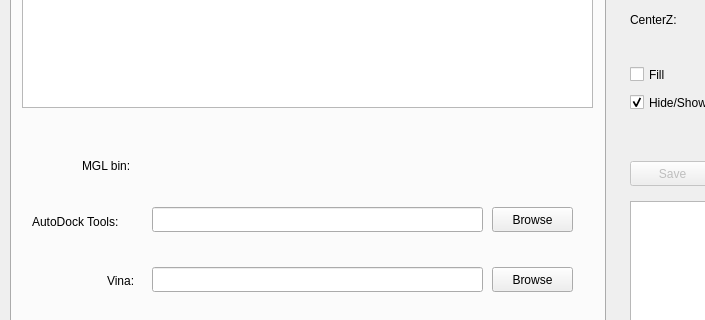
Old version of the form demowidget.ui in the repository gjonwick/MAGI-Dock; both pictures show x 0 to 705 and y 259 to 579 of the 980 by 800 pixel window.
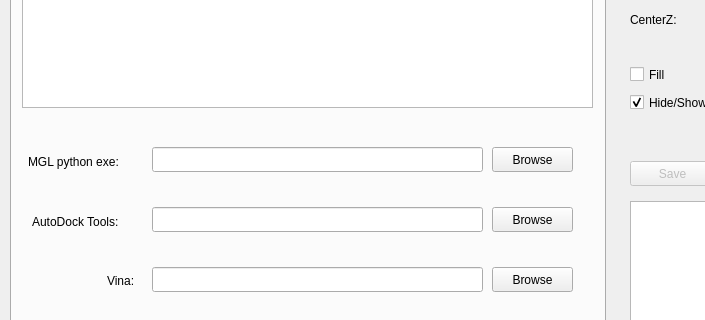
New version of the form. The open tabs and pages were chosen to show the change. Icons and pictures are not drawn.

Commit message: MGL python path

```diff
--- a/demowidget.ui
+++ b/demowidget.ui
@@ -629,14 +629,43 @@
     <widget class="QLabel" name="label_19">
      <property name="geometry">
       <rect>
-       <x>70</x>
-       <y>350</y>
-       <width>67</width>
-       <height>17</height>
+       <x>16</x>
+       <y>345</y>
+       <width>121</width>
+       <height>20</height>
       </rect>
      </property>
      <property name="text">
-      <string>MGL bin:</string>
+      <string>MGL python exe:</string>
+     </property>
+    </widget>
+    <widget class="QLineEdit" name="mglbinPath_txt">
+     <property name="geometry">
+      <rect>
+       <x>140</x>
+       <y>340</y>
+       <width>331</width>
+       <height>25</height>
+      </rect>
+     </property>
+     <property name="readOnly">
+      <bool>true</bool>
+     </property>
+    </widget>
+    <widget class="QPushButton" name="browseMGLbin_btn">
+     <property name="geometry">
+      <rect>
+       <x>480</x>
+       <y>340</y>
+       <width>81</width>
+       <height>25</height>
+      </rect>
+     </property>
+     <property name="focusPolicy">
+      <enum>Qt::NoFocus</enum>
+     </property>
+     <property name="text">
+      <string>Browse</string>
      </property>
     </widget>
    </widget>
```
Left out of the diff: 2 changed lines with no effect on the pictures. The commit also changes 3 other files.
